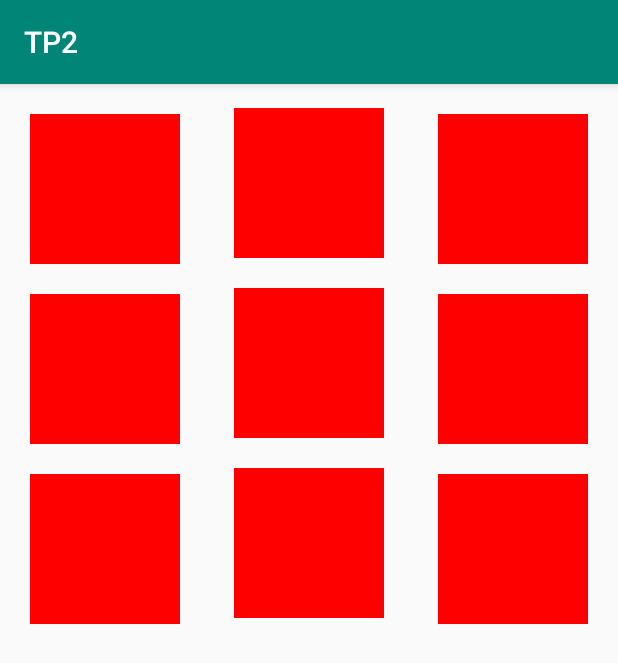
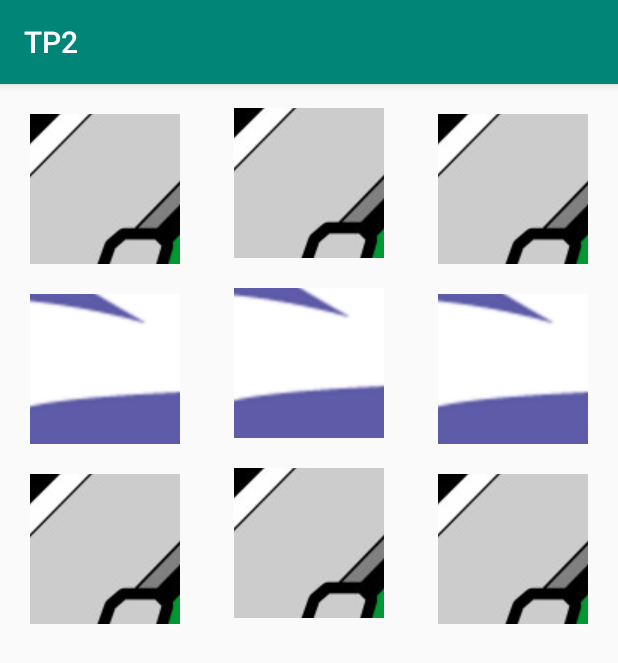
Before and after one commit to BlueTheDuck/ORT_DAI_TP2, an Android app: the screen it shows after launch (MainActivity), after a tap on an icon or button, on a phone screen of 412 x 824 dp. Shown: the top 663 px of the screen. Run offline under Robolectric (Android 15) with nearby library versions, the phone set to English and light mode, and no system bars.

Commit message:
Work done  - 23/4/2019

```diff
--- a/app/src/main/java/com/ducklings_corp/tp2/MainActivity.java
+++ b/app/src/main/java/com/ducklings_corp/tp2/MainActivity.java
@@ -1,13 +1,85 @@
 package com.ducklings_corp.tp2;
 
+import android.graphics.drawable.Drawable;
+import android.media.Image;
+import android.support.v4.content.ContextCompat;
 import android.support.v7.app.AppCompatActivity;
 import android.os.Bundle;
+import android.util.Log;
+import android.view.View;
+import android.widget.ImageButton;
+
+import java.util.Random;
 
 public class MainActivity extends AppCompatActivity {
+    private ImageButton[] images = new ImageButton[9];
 
     @Override
     protected void onCreate(Bundle savedInstanceState) {
         super.onCreate(savedInstanceState);
         setContentView(R.layout.activity_main);
+
+        {
+            int i = 0;
+            this.images[i++] = findViewById(R.id.tile0);
+            this.images[i++] = findViewById(R.id.tile1);
+            this.images[i++] = findViewById(R.id.tile2);
+            this.images[i++] = findViewById(R.id.tile3);
+            this.images[i++] = findViewById(R.id.tile4);
+            this.images[i++] = findViewById(R.id.tile5);
+            this.images[i++] = findViewById(R.id.tile6);
+            this.images[i++] = findViewById(R.id.tile7);
+            this.images[i++] = findViewById(R.id.tile8);
+        }
+
+        Random rng;
+        int flipped;
+        boolean side;
+
+        rng = new Random();
+
+        do {
+            flipped = 0;
+            for (int i = 0; i < 9; i++) {
+                side = rng.nextBoolean();
+                flipTile(i, side);
+                flipped += side ? 0 : 1;
+            }
+        } while (flipped == 0 || flipped == 9);
+    }
+
+    public void switchTile(View view) {
+        ImageButton button;
+
+        button = (ImageButton) view;
+
+        switch (button.getId()) {
+            case R.id.tile0:
+                flipTile(0);
+                break;
+
+            default:
+                break;
+        }
+    }
+
+    private void fliptTile(int idx) {
+        Drawable.ConstantState buttonState, vimState;
+
+        buttonState = this.images[idx].getDrawable().getConstantState();
+        vimState = ContextCompat.getDrawable(this,R.drawable.vim).getConstantState();
+
+        if(buttonState==vimState) {
+            flipTile(idx,false);
+        } else {
+            flipTile(idx,true);
+        }
+    }
+    private void flipTile(int idx, boolean side) {
+        if (side) {
+            this.images[idx].setImageResource(R.drawable.vim);
+        } else {
+            this.images[idx].setImageResource(R.drawable.emacs);
+        }
     }
 }
--- a/app/src/main/res/layout/activity_main.xml
+++ b/app/src/main/res/layout/activity_main.xml
@@ -8,6 +8,34 @@
         android:layout_height="wrap_content"
         android:orientation="vertical"
         android:layout_margin="10dp">
+        <ImageButton
+            android:layout_width="100dp"
+            android:layout_height="100dp"
+            android:background="#FF0000"
+            android:layout_margin="10dp"
+            android:id="@+id/tile0"
+            android:onClick="switchTile"/>
+        <ImageButton
+            android:layout_width="100dp"
+            android:layout_height="100dp"
+            android:background="#FF0000"
+            android:layout_margin="10dp"
+            android:id="@+id/tile3"
+            android:onClick="switchTile"/>
+        <ImageButton
+            android:layout_width="100dp"
+            android:layout_height="100dp"
+            android:background="#FF0000"
+            android:layout_margin="10dp"
+            android:id="@+id/tile6"
+            android:onClick="switchTile"/>
+
+        </LinearLayout>
+    <LinearLayout
+        android:layout_width="wrap_content"
+        android:layout_height="wrap_content"
+        android:orientation="vertical"
+        android:layout_margin="6dp">
         <ImageButton
             android:layout_width="100dp"
             android:layout_height="100dp"
@@ -30,12 +58,12 @@
             android:id="@+id/tile7"
             android:onClick="switchTile"/>
 
-        </LinearLayout>
+    </LinearLayout>
     <LinearLayout
         android:layout_width="wrap_content"
         android:layout_height="wrap_content"
         android:orientation="vertical"
-        android:layout_margin="6dp">
+        android:layout_margin="10dp">
         <ImageButton
             android:layout_width="100dp"
             android:layout_height="100dp"
@@ -59,34 +87,6 @@
             android:onClick="switchTile"/>
 
     </LinearLayout>
-    <LinearLayout
-        android:layout_width="wrap_content"
-        android:layout_height="wrap_content"
-        android:orientation="vertical"
-        android:layout_margin="10dp">
-        <ImageButton
-            android:layout_width="100dp"
-            android:layout_height="100dp"
-            android:background="#FF0000"
-            android:layout_margin="10dp"
-            android:id="@+id/tile3"
-            android:onClick="switchTile"/>
-        <ImageButton
-            android:layout_width="100dp"
-            android:layout_height="100dp"
-            android:background="#FF0000"
-            android:layout_margin="10dp"
-            android:id="@+id/tile6"
-            android:onClick="switchTile"/>
-        <ImageButton
-            android:layout_width="100dp"
-            android:layout_height="100dp"
-            android:background="#FF0000"
-            android:layout_margin="10dp"
-            android:id="@+id/tile9"
-            android:onClick="switchTile"/>
-
-    </LinearLayout>
 
     <LinearLayout
         android:layout_width="match_parent"
```
Also changed, not shown: app/src/main/res/drawable/emacs.png (renamed from app/src/main/res/drawable/Emacs-icon.png), app/src/main/res/drawable/vim.jpg (renamed from app/src/main/res/drawable/Vim-logo.jpg).
